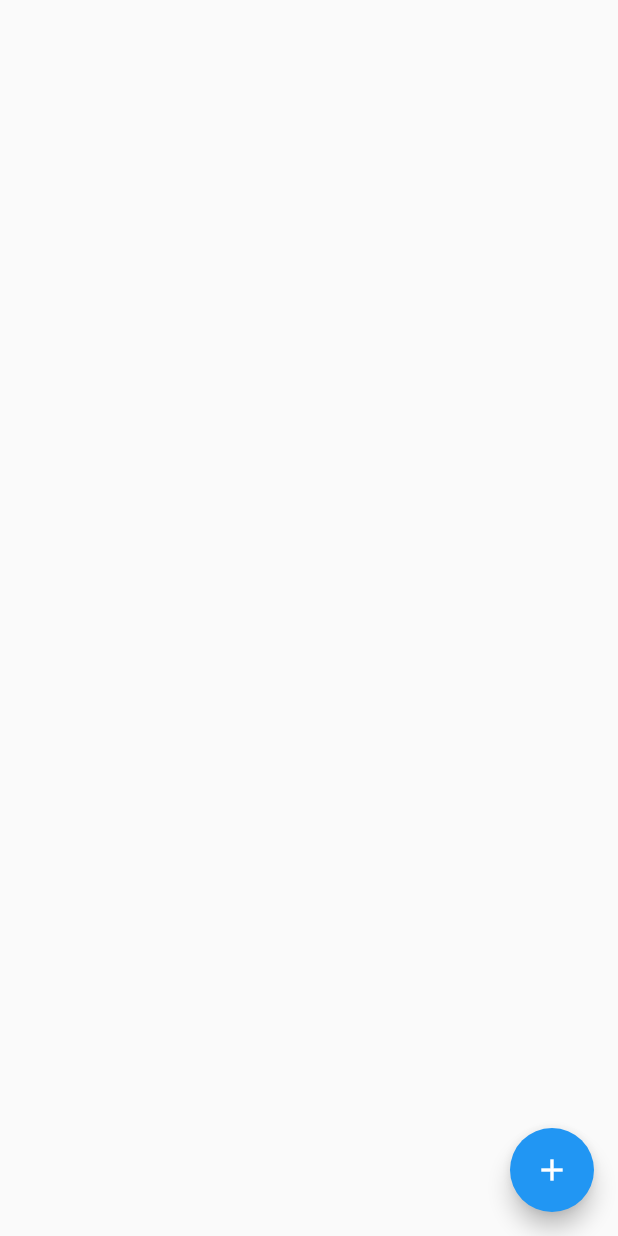
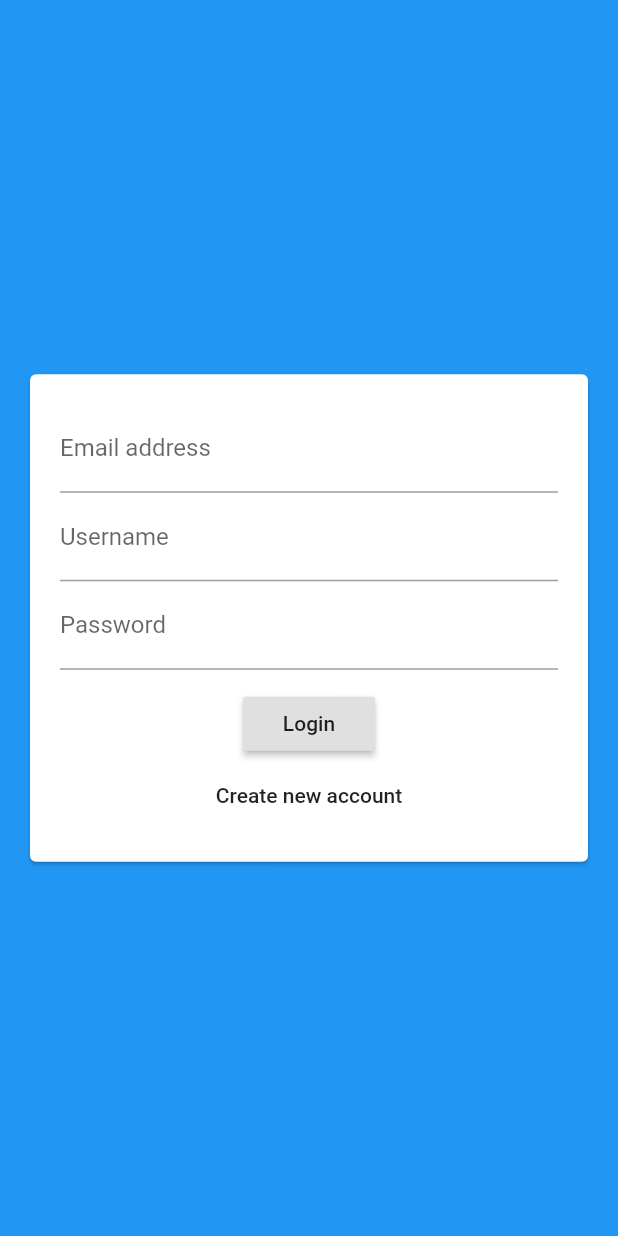
Before and after one commit to A1doranM/chat_app, a Flutter app: the screen it shows after launch, on a phone screen of 412 x 824 dp. Run offline on Flutter 3.47's test engine with Material 2 defaults, Android fonts, the phone set to English and light mode, and no system bars; our stand-ins replace cloud_firestore; accounts and stored records are empty.

Commit message:
Added auth screen

```diff
--- a/lib/main.dart
+++ b/lib/main.dart
@@ -1,4 +1,4 @@
-import 'package:chat_app/screens/chat_screen.dart';
+import 'package:chat_app/screens/auth_screen.dart';
 import 'package:flutter/material.dart';
 
 void main() {
@@ -15,7 +15,7 @@
         primarySwatch: Colors.blue,
         visualDensity: VisualDensity.adaptivePlatformDensity,
       ),
-      home: ChatScreen(),
+      home: AuthScreen(),
     );
   }
 }
--- /dev/null
+++ b/lib/screens/auth_screen.dart
@@ -0,0 +1,17 @@
+import 'package:chat_app/widgets/auth/auth_form.dart';
+import 'package:flutter/material.dart';
+
+class AuthScreen extends StatefulWidget {
+  @override
+  _AuthScreenState createState() => _AuthScreenState();
+}
+
+class _AuthScreenState extends State<AuthScreen> {
+  @override
+  Widget build(BuildContext context) {
+    return Scaffold(
+      backgroundColor: Theme.of(context).primaryColor,
+      body: AuthForm(),
+    );
+  }
+}
--- /dev/null
+++ b/lib/widgets/auth/auth_form.dart
@@ -0,0 +1,54 @@
+import 'package:flutter/material.dart';
+
+class AuthForm extends StatefulWidget {
+  @override
+  _AuthFormState createState() => _AuthFormState();
+}
+
+class _AuthFormState extends State<AuthForm> {
+  @override
+  Widget build(BuildContext context) {
+    return Center(
+        child: Card(
+      child: SingleChildScrollView(
+        child: Padding(
+          padding: EdgeInsets.all(20),
+          child: Form(
+            child: Column(
+              mainAxisSize: MainAxisSize.min,
+              children: <Widget>[
+                TextFormField(
+                  keyboardType: TextInputType.emailAddress,
+                  decoration: InputDecoration(
+                    labelText: 'Email address',
+                  ),
+                ),
+                TextFormField(
+                  decoration: InputDecoration(labelText: 'Username'),
+                ),
+                TextFormField(
+                  decoration: InputDecoration(
+                    labelText: 'Password',
+                  ),
+                  obscureText: true,
+                ),
+                SizedBox(
+                  height: 12,
+                ),
+                RaisedButton(
+                  child: Text('Login'),
+                  onPressed: () {},
+                ),
+                FlatButton(
+                  child: Text('Create new account'),
+                  onPressed: () {},
+                )
+              ],
+            ),
+          ),
+        ),
+      ),
+      margin: EdgeInsets.all(20),
+    ));
+  }
+}
```
Also changed, not shown: 4 other files.
